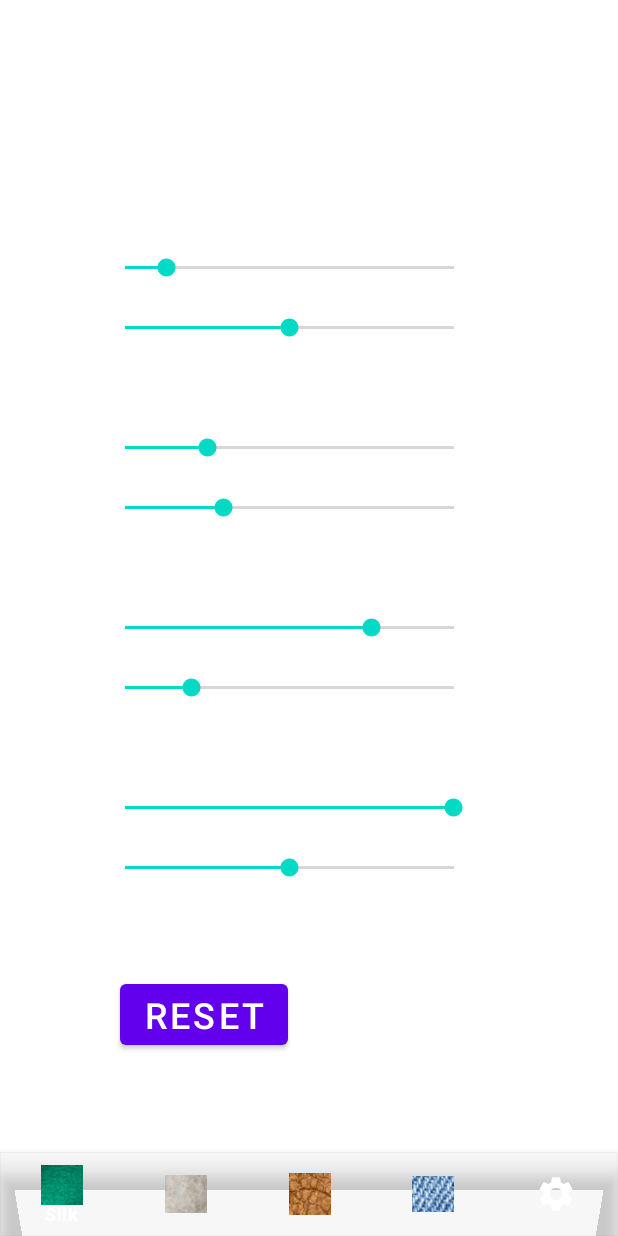
After one commit to tayloh/PhabricPhone, an Android app: the fragment SettingsFragment placed in its activity, on a phone screen of 412 x 824 dp. The commit adds this screen. Run offline under Robolectric (Android 15) with nearby library versions, the phone set to English and light mode, and no system bars.

Commit message:
Add settings view

```diff
--- a/app/src/main/java/com/haptx/app/DenimFragment.java
+++ b/app/src/main/java/com/haptx/app/DenimFragment.java
@@ -65,11 +65,6 @@ public class DenimFragment extends Fragment {
             mParam1 = getArguments().getString(ARG_PARAM1);
             mParam2 = getArguments().getString(ARG_PARAM2);
         }
-
-        Vibrator vibrator = (Vibrator) getActivity().getSystemService(Context.VIBRATOR_SERVICE);
-        mVibrationMaterial = new VibrationMaterial(
-                VibrationMaterial.DENIM_DISTANCE, VibrationMaterial.DENIM_LENGTH,
-                vibrator, this.getContext(), R.raw.test);
     }
 
     @Override
@@ -78,6 +73,11 @@ public class DenimFragment extends Fragment {
         // Inflate the layout for this fragment
         View rootView = inflater.inflate(R.layout.fragment_denim, container, false);
 
+        Vibrator vibrator = (Vibrator) getActivity().getSystemService(Context.VIBRATOR_SERVICE);
+        mVibrationMaterial = new VibrationMaterial(
+                VibrationMaterial.DENIM_DISTANCE, VibrationMaterial.DENIM_LENGTH,
+                vibrator, this.getContext(), R.raw.test);
+
         mMaterialSurface = (ImageButton) rootView.findViewById(R.id.textile_denim);
         mMaterialSurface.setOnTouchListener(mVibrationMaterial.getOnTouchVibrator());
 
--- a/app/src/main/java/com/haptx/app/LeatherFragment.java
+++ b/app/src/main/java/com/haptx/app/LeatherFragment.java
@@ -61,11 +61,6 @@ public class LeatherFragment extends Fragment {
             mParam1 = getArguments().getString(ARG_PARAM1);
             mParam2 = getArguments().getString(ARG_PARAM2);
         }
-
-        Vibrator vibrator = (Vibrator) getActivity().getSystemService(Context.VIBRATOR_SERVICE);
-        mVibrationMaterial = new VibrationMaterial(
-                VibrationMaterial.LEATHER_DISTANCE, VibrationMaterial.LEATHER_LENGTH,
-                vibrator, this.getContext(), R.raw.test);
     }
 
     @Override
@@ -74,6 +69,11 @@ public class LeatherFragment extends Fragment {
         // Inflate the layout for this fragment
         View rootView = inflater.inflate(R.layout.fragment_leather, container, false);
 
+        Vibrator vibrator = (Vibrator) getActivity().getSystemService(Context.VIBRATOR_SERVICE);
+        mVibrationMaterial = new VibrationMaterial(
+                VibrationMaterial.LEATHER_DISTANCE, VibrationMaterial.LEATHER_LENGTH,
+                vibrator, this.getContext(), R.raw.test);
+
         mMaterialSurface = (ImageButton) rootView.findViewById(R.id.textile_leather);
         mMaterialSurface.setOnTouchListener(mVibrationMaterial.getOnTouchVibrator());
 
--- a/app/src/main/java/com/haptx/app/MainActivity.java
+++ b/app/src/main/java/com/haptx/app/MainActivity.java
@@ -41,6 +41,9 @@ public class MainActivity extends AppCompatActivity {
                     replaceFragment(new DenimFragment());
                     break;
 
+                case R.id.settings:
+                    replaceFragment(new SettingsFragment());
+                    break;
             }
 
             return true;
--- /dev/null
+++ b/app/src/main/java/com/haptx/app/SettingsFragment.java
@@ -0,0 +1,267 @@
+package com.haptx.app;
+
+import android.os.Bundle;
+
+import androidx.fragment.app.Fragment;
+
+import android.view.LayoutInflater;
+import android.view.View;
+import android.view.ViewGroup;
+import android.widget.Button;
+import android.widget.SeekBar;
+import android.widget.TextView;
+
+/**
+ * A simple {@link Fragment} subclass.
+ * Use the {@link SettingsFragment#newInstance} factory method to
+ * create an instance of this fragment.
+ */
+public class SettingsFragment extends Fragment {
+
+    // TODO: Rename parameter arguments, choose names that match
+    // the fragment initialization parameters, e.g. ARG_ITEM_NUMBER
+    private static final String ARG_PARAM1 = "param1";
+    private static final String ARG_PARAM2 = "param2";
+
+    // TODO: Rename and change types of parameters
+    private String mParam1;
+    private String mParam2;
+
+    public SettingsFragment() {
+        // Required empty public constructor
+    }
+
+    /**
+     * Use this factory method to create a new instance of
+     * this fragment using the provided parameters.
+     *
+     * @param param1 Parameter 1.
+     * @param param2 Parameter 2.
+     * @return A new instance of fragment SettingsFragment.
+     */
+    // TODO: Rename and change types and number of parameters
+    public static SettingsFragment newInstance(String param1, String param2) {
+        SettingsFragment fragment = new SettingsFragment();
+        Bundle args = new Bundle();
+        args.putString(ARG_PARAM1, param1);
+        args.putString(ARG_PARAM2, param2);
+        fragment.setArguments(args);
+        return fragment;
+    }
+
+    @Override
+    public void onCreate(Bundle savedInstanceState) {
+        super.onCreate(savedInstanceState);
+        if (getArguments() != null) {
+            mParam1 = getArguments().getString(ARG_PARAM1);
+            mParam2 = getArguments().getString(ARG_PARAM2);
+        }
+    }
+
+    @Override
+    public View onCreateView(LayoutInflater inflater, ViewGroup container,
+                             Bundle savedInstanceState) {
+        // Inflate the layout for this fragment
+        View rootView = inflater.inflate(R.layout.fragment_settings, container, false);
+
+        // DENIM
+        SeekBar denimDistance = rootView.findViewById(R.id.denim_distance);
+        SeekBar denimLength = rootView.findViewById(R.id.denim_length);
+        denimDistance.setProgress((int) VibrationMaterial.DENIM_DISTANCE);
+        denimLength.setProgress((int) VibrationMaterial.DENIM_LENGTH);
+
+        TextView denimDistanceText = rootView.findViewById(R.id.denim_distance_text);
+        TextView denimLengthText = rootView.findViewById(R.id.denim_length_text);
+
+        denimDistanceText.setText("Distance: " + VibrationMaterial.DENIM_DISTANCE + " px");
+        denimLengthText.setText("Length: " + VibrationMaterial.DENIM_LENGTH + " ms");
+
+        denimDistance.setOnSeekBarChangeListener(new SeekBar.OnSeekBarChangeListener(){
+
+            @Override
+            public void onProgressChanged(SeekBar seekBar, int progress, boolean fromUser){
+                VibrationMaterial.DENIM_DISTANCE = progress;
+                denimDistanceText.setText("Distance: " + VibrationMaterial.DENIM_DISTANCE + " px");
+            }
+            @Override
+            public void onStartTrackingTouch(SeekBar seekBar){
+            }
+            @Override
+            public void onStopTrackingTouch(SeekBar seekBar){
+            }
+        });
+
+        denimLength.setOnSeekBarChangeListener(new SeekBar.OnSeekBarChangeListener(){
+
+            @Override
+            public void onProgressChanged(SeekBar seekBar, int progress, boolean fromUser){
+                VibrationMaterial.DENIM_LENGTH = progress;
+                denimLengthText.setText("Length: " + VibrationMaterial.DENIM_LENGTH + " ms");
+            }
+            @Override
+            public void onStartTrackingTouch(SeekBar seekBar){
+            }
+            @Override
+            public void onStopTrackingTouch(SeekBar seekBar){
+            }
+        });
+
+        // LEATHER
+        SeekBar leatherDistance = rootView.findViewById(R.id.leather_distance);
+        SeekBar leatherLength = rootView.findViewById(R.id.leather_length);
+        leatherDistance.setProgress((int) VibrationMaterial.LEATHER_DISTANCE);
+        leatherLength.setProgress((int) VibrationMaterial.LEATHER_LENGTH);
+
+        TextView leatherDistanceText = rootView.findViewById(R.id.leather_distance_text);
+        TextView leatherLengthText = rootView.findViewById(R.id.leather_length_text);
+
+        leatherDistanceText.setText("Distance: " + VibrationMaterial.LEATHER_DISTANCE + " px");
+        leatherLengthText.setText("Length: " + VibrationMaterial.LEATHER_LENGTH + " ms");
+
+        leatherDistance.setOnSeekBarChangeListener(new SeekBar.OnSeekBarChangeListener(){
+
+            @Override
+            public void onProgressChanged(SeekBar seekBar, int progress, boolean fromUser){
+                VibrationMaterial.LEATHER_DISTANCE = progress;
+                leatherDistanceText.setText("Distance: " + VibrationMaterial.LEATHER_DISTANCE + " px");
+            }
+            @Override
+            public void onStartTrackingTouch(SeekBar seekBar){
+            }
+            @Override
+            public void onStopTrackingTouch(SeekBar seekBar){
+            }
+        });
+
+        leatherLength.setOnSeekBarChangeListener(new SeekBar.OnSeekBarChangeListener(){
+
+            @Override
+            public void onProgressChanged(SeekBar seekBar, int progress, boolean fromUser){
+                VibrationMaterial.LEATHER_LENGTH = progress;
+                leatherLengthText.setText("Length: " + VibrationMaterial.LEATHER_LENGTH + " ms");
+            }
+            @Override
+            public void onStartTrackingTouch(SeekBar seekBar){
+            }
+            @Override
+            public void onStopTrackingTouch(SeekBar seekBar){
+            }
+        });
+
+        // SILK
+        SeekBar silkDistance = rootView.findViewById(R.id.silk_distance);
+        SeekBar silkLength = rootView.findViewById(R.id.silk_length);
+        silkDistance.setProgress((int) VibrationMaterial.SILK_DISTANCE);
+        silkLength.setProgress((int) VibrationMaterial.SILK_LENGTH);
+
+        TextView silkDistanceText = rootView.findViewById(R.id.silk_distance_text);
+        TextView silkLengthText = rootView.findViewById(R.id.silk_length_text);
+
+        silkDistanceText.setText("Distance: " + VibrationMaterial.SILK_DISTANCE + " px");
+        silkLengthText.setText("Length: " + VibrationMaterial.SILK_LENGTH + " ms");
+
+        silkDistance.setOnSeekBarChangeListener(new SeekBar.OnSeekBarChangeListener(){
+
+            @Override
+            public void onProgressChanged(SeekBar seekBar, int progress, boolean fromUser){
+                VibrationMaterial.SILK_DISTANCE = progress;
+                silkDistanceText.setText("Distance: " + VibrationMaterial.SILK_DISTANCE + " px");
+            }
+            @Override
+            public void onStartTrackingTouch(SeekBar seekBar){
+            }
+            @Override
+            public void onStopTrackingTouch(SeekBar seekBar){
+            }
+        });
+
+        silkLength.setOnSeekBarChangeListener(new SeekBar.OnSeekBarChangeListener(){
+
+            @Override
+            public void onProgressChanged(SeekBar seekBar, int progress, boolean fromUser){
+                VibrationMaterial.SILK_LENGTH = progress;
+                silkLengthText.setText("Length: " + VibrationMaterial.SILK_LENGTH + " ms");
+            }
+            @Override
+            public void onStartTrackingTouch(SeekBar seekBar){
+            }
+            @Override
+            public void onStopTrackingTouch(SeekBar seekBar){
+            }
+        });
+
+        // WOOL
+        SeekBar woolDistance = rootView.findViewById(R.id.wool_distance);
+        SeekBar woolLength = rootView.findViewById(R.id.wool_length);
+        woolDistance.setProgress((int) VibrationMaterial.WOOL_DISTANCE);
+        woolLength.setProgress((int) VibrationMaterial.WOOL_LENGTH);
+
+        TextView woolDistanceText = rootView.findViewById(R.id.wool_distance_text);
+        TextView woolLengthText = rootView.findViewById(R.id.wool_length_text);
+
+        woolDistanceText.setText("Distance: " + VibrationMaterial.WOOL_DISTANCE + " px");
+        woolLengthText.setText("Length: " + VibrationMaterial.WOOL_LENGTH + " ms");
+
+        woolDistance.setOnSeekBarChangeListener(new SeekBar.OnSeekBarChangeListener(){
+
+            @Override
+            public void onProgressChanged(SeekBar seekBar, int progress, boolean fromUser){
+                VibrationMaterial.WOOL_DISTANCE = progress;
+                woolDistanceText.setText("Distance: " + VibrationMaterial.WOOL_DISTANCE + " px");
+            }
+            @Override
+            public void onStartTrackingTouch(SeekBar seekBar){
+            }
+            @Override
+            public void onStopTrackingTouch(SeekBar seekBar){
+            }
+        });
+
+        woolLength.setOnSeekBarChangeListener(new SeekBar.OnSeekBarChangeListener(){
+
+            @Override
+            public void onProgressChanged(SeekBar seekBar, int progress, boolean fromUser){
+                VibrationMaterial.WOOL_LENGTH = progress;
+                woolLengthText.setText("Length: " + VibrationMaterial.WOOL_LENGTH + " ms");
+            }
+            @Override
+            public void onStartTrackingTouch(SeekBar seekBar){
+            }
+            @Override
+            public void onStopTrackingTouch(SeekBar seekBar){
+            }
+        });
+
+
+        // Reset button
+        Button resetButton = rootView.findViewById(R.id.reset_button);
+        resetButton.setOnClickListener(new View.OnClickListener() {
+            @Override
+            public void onClick(View view) {
+                VibrationMaterial.resetVibrationMaterialSettings();
+
+                leatherDistanceText.setText("Distance: " + VibrationMaterial.LEATHER_DISTANCE + " px");
+                leatherLengthText.setText("Length: " + VibrationMaterial.LEATHER_LENGTH + " ms");
+                leatherDistance.setProgress((int) VibrationMaterial.LEATHER_DISTANCE);
+                leatherLength.setProgress((int) VibrationMaterial.LEATHER_LENGTH);
+
+                denimDistanceText.setText("Distance: " + VibrationMaterial.DENIM_DISTANCE + " px");
+                denimLengthText.setText("Length: " + VibrationMaterial.DENIM_LENGTH + " ms");
+                denimDistance.setProgress((int) VibrationMaterial.DENIM_DISTANCE);
+                denimLength.setProgress((int) VibrationMaterial.DENIM_LENGTH);
+
+                silkDistanceText.setText("Distance: " + VibrationMaterial.SILK_DISTANCE + " px");
+                silkLengthText.setText("Length: " + VibrationMaterial.SILK_LENGTH + " ms");
+                silkDistance.setProgress((int) VibrationMaterial.SILK_DISTANCE);
+                silkLength.setProgress((int) VibrationMaterial.SILK_LENGTH);
+
+                woolDistanceText.setText("Distance: " + VibrationMaterial.WOOL_DISTANCE + " px");
+                woolLengthText.setText("Length: " + VibrationMaterial.WOOL_LENGTH + " ms");
+                woolDistance.setProgress((int) VibrationMaterial.WOOL_DISTANCE);
+                woolLength.setProgress((int) VibrationMaterial.WOOL_LENGTH);
+            }
+        });
+
+        return rootView;
+    }
+}
--- a/app/src/main/java/com/haptx/app/SilkFragment.java
+++ b/app/src/main/java/com/haptx/app/SilkFragment.java
@@ -65,11 +65,6 @@ public class SilkFragment extends Fragment {
             mParam1 = getArguments().getString(ARG_PARAM1);
             mParam2 = getArguments().getString(ARG_PARAM2);
         }
-
-        Vibrator vibrator = (Vibrator) getActivity().getSystemService(Context.VIBRATOR_SERVICE);
-        mVibrationMaterial = new VibrationMaterial(
-                VibrationMaterial.SILK_DISTANCE, VibrationMaterial.SILK_LENGTH,
-                vibrator, this.getContext(), R.raw.test);
     }
 
     @Override
@@ -78,6 +73,11 @@ public class SilkFragment extends Fragment {
         // Inflate the layout for this fragment
         View rootView = inflater.inflate(R.layout.fragment_silk, container, false);
 
+        Vibrator vibrator = (Vibrator) getActivity().getSystemService(Context.VIBRATOR_SERVICE);
+        mVibrationMaterial = new VibrationMaterial(
+                VibrationMaterial.SILK_DISTANCE, VibrationMaterial.SILK_LENGTH,
+                vibrator, this.getContext(), R.raw.test);
+
         mMaterialSurface = (ImageButton) rootView.findViewById(R.id.textile_silk);
         mMaterialSurface.setOnTouchListener(mVibrationMaterial.getOnTouchVibrator());
 
--- a/app/src/main/java/com/haptx/app/VibrationMaterial.java
+++ b/app/src/main/java/com/haptx/app/VibrationMaterial.java
@@ -29,6 +29,17 @@ public class VibrationMaterial {
     private MediaPlayer mMediaPlayer;
 
     private View.OnTouchListener mOnTouchVibrator;
+
+    public static void resetVibrationMaterialSettings() {
+        WOOL_DISTANCE = 200;
+        WOOL_LENGTH = 100;
+        SILK_DISTANCE = 150;
+        SILK_LENGTH = 40;
+        LEATHER_DISTANCE = 50;
+        LEATHER_LENGTH = 60;
+        DENIM_DISTANCE = 25;
+        DENIM_LENGTH = 100;
+    }
 
     public VibrationMaterial(float vibrDistance, int vibrLength, Vibrator vibrator,
                              Context mediaContext, int audioFile) {
--- a/app/src/main/java/com/haptx/app/WoolFragment.java
+++ b/app/src/main/java/com/haptx/app/WoolFragment.java
@@ -63,11 +63,6 @@ public class WoolFragment extends Fragment {
             mParam1 = getArguments().getString(ARG_PARAM1);
             mParam2 = getArguments().getString(ARG_PARAM2);
         }
-
-        Vibrator vibrator = (Vibrator) getActivity().getSystemService(Context.VIBRATOR_SERVICE);
-        mVibrationMaterial = new VibrationMaterial(
-                VibrationMaterial.WOOL_DISTANCE, VibrationMaterial.WOOL_LENGTH,
-                vibrator, this.getContext(), R.raw.test);
     }
 
     @Override
@@ -76,6 +71,11 @@ public class WoolFragment extends Fragment {
         // Inflate the layout for this fragment
         View rootView = inflater.inflate(R.layout.fragment_wool, container, false);
 
+        Vibrator vibrator = (Vibrator) getActivity().getSystemService(Context.VIBRATOR_SERVICE);
+        mVibrationMaterial = new VibrationMaterial(
+                VibrationMaterial.WOOL_DISTANCE, VibrationMaterial.WOOL_LENGTH,
+                vibrator, this.getContext(), R.raw.test);
+
         mMaterialSurface = (ImageButton) rootView.findViewById(R.id.textile_wool);
         mMaterialSurface.setOnTouchListener(mVibrationMaterial.getOnTouchVibrator());
 
--- /dev/null
+++ b/app/src/main/res/drawable/ic_baseline_settings_24.xml
@@ -0,0 +1,10 @@
+<vector xmlns:android="http://schemas.android.com/apk/res/android"
+    android:width="24dp"
+    android:height="24dp"
+    android:viewportWidth="24"
+    android:viewportHeight="24"
+    android:tint="?attr/colorControlNormal">
+  <path
+      android:fillColor="@android:color/white"
+      android:pathData="M19.14,12.94c0.04,-0.3 0.06,-0.61 0.06,-0.94c0,-0.32 -0.02,-0.64 -0.07,-0.94l2.03,-1.58c0.18,-0.14 0.23,-0.41 0.12,-0.61l-1.92,-3.32c-0.12,-0.22 -0.37,-0.29 -0.59,-0.22l-2.39,0.96c-0.5,-0.38 -1.03,-0.7 -1.62,-0.94L14.4,2.81c-0.04,-0.24 -0.24,-0.41 -0.48,-0.41h-3.84c-0.24,0 -0.43,0.17 -0.47,0.41L9.25,5.35C8.66,5.59 8.12,5.92 7.63,6.29L5.24,5.33c-0.22,-0.08 -0.47,0 -0.59,0.22L2.74,8.87C2.62,9.08 2.66,9.34 2.86,9.48l2.03,1.58C4.84,11.36 4.8,11.69 4.8,12s0.02,0.64 0.07,0.94l-2.03,1.58c-0.18,0.14 -0.23,0.41 -0.12,0.61l1.92,3.32c0.12,0.22 0.37,0.29 0.59,0.22l2.39,-0.96c0.5,0.38 1.03,0.7 1.62,0.94l0.36,2.54c0.05,0.24 0.24,0.41 0.48,0.41h3.84c0.24,0 0.44,-0.17 0.47,-0.41l0.36,-2.54c0.59,-0.24 1.13,-0.56 1.62,-0.94l2.39,0.96c0.22,0.08 0.47,0 0.59,-0.22l1.92,-3.32c0.12,-0.22 0.07,-0.47 -0.12,-0.61L19.14,12.94zM12,15.6c-1.98,0 -3.6,-1.62 -3.6,-3.6s1.62,-3.6 3.6,-3.6s3.6,1.62 3.6,3.6S13.98,15.6 12,15.6z"/>
+</vector>
--- /dev/null
+++ b/app/src/main/res/layout/fragment_settings.xml
@@ -0,0 +1,224 @@
+<?xml version="1.0" encoding="utf-8"?>
+<FrameLayout xmlns:android="http://schemas.android.com/apk/res/android"
+    xmlns:tools="http://schemas.android.com/tools"
+    android:layout_width="match_parent"
+    android:layout_height="match_parent"
+    tools:context=".SettingsFragment">
+
+    <TextView
+        android:id="@+id/section_label"
+        android:layout_width="wrap_content"
+        android:layout_height="wrap_content"
+        android:layout_marginTop="20dp"
+        android:layout_marginLeft="20dp"
+        android:text="Settings"
+        android:textSize="38dp"
+        android:textColor="@color/white"
+        tools:layout_constraintLeft_creator="1"
+        tools:layout_constraintTop_creator="1" />
+
+
+    <TextView
+        android:layout_width="wrap_content"
+        android:layout_height="wrap_content"
+        android:layout_marginTop="120dp"
+        android:layout_marginLeft="20dp"
+        android:text="Denim"
+        android:textSize="18dp"
+        android:textColor="@color/white" />
+
+
+    <TextView
+        android:id="@+id/denim_distance_text"
+        android:layout_width="wrap_content"
+        android:layout_height="wrap_content"
+        android:layout_marginStart="90dp"
+        android:layout_marginTop="150dp"
+        android:text="Length: 10"
+        android:textSize="14dp"
+        android:textColor="@color/white" />
+
+    <SeekBar
+        android:id="@+id/denim_distance"
+        android:max="200"
+        android:layout_width="251dp"
+        android:layout_height="37dp"
+        android:layout_marginStart="67dp"
+        android:layout_marginTop="160dp"/>
+
+
+    <TextView
+        android:id="@+id/denim_length_text"
+        android:layout_width="wrap_content"
+        android:layout_height="wrap_content"
+        android:layout_marginStart="90dp"
+        android:layout_marginTop="190dp"
+        android:text="Length: 10"
+        android:textSize="14dp"
+        android:textColor="@color/white" />
+
+    <SeekBar
+        android:id="@+id/denim_length"
+        android:max="200"
+        android:layout_width="251dp"
+        android:layout_height="37dp"
+        android:layout_marginStart="67dp"
+        android:layout_marginTop="200dp"/>
+
+
+    <TextView
+        android:layout_width="wrap_content"
+        android:layout_height="wrap_content"
+        android:layout_marginTop="240dp"
+        android:layout_marginLeft="20dp"
+        android:text="Leather"
+        android:textSize="18dp"
+        android:textColor="@color/white" />
+
+
+    <TextView
+        android:id="@+id/leather_distance_text"
+        android:layout_width="wrap_content"
+        android:layout_height="wrap_content"
+        android:layout_marginStart="90dp"
+        android:layout_marginTop="270dp"
+        android:text="Length: 10"
+        android:textSize="14dp"
+        android:textColor="@color/white" />
+
+    <SeekBar
+        android:id="@+id/leather_distance"
+        android:max="200"
+        android:layout_width="251dp"
+        android:layout_height="37dp"
+        android:layout_marginStart="67dp"
+        android:layout_marginTop="280dp"/>
+
+
+    <TextView
+        android:id="@+id/leather_length_text"
+        android:layout_width="wrap_content"
+        android:layout_height="wrap_content"
+        android:layout_marginStart="90dp"
+        android:layout_marginTop="310dp"
+        android:text="Length: 10"
+        android:textSize="14dp"
+        android:textColor="@color/white" />
+
+    <SeekBar
+        android:id="@+id/leather_length"
+        android:max="200"
+        android:layout_width="251dp"
+        android:layout_height="37dp"
+        android:layout_marginStart="67dp"
+        android:layout_marginTop="320dp"/>
+
+
+    <TextView
+        android:layout_width="wrap_content"
+        android:layout_height="wrap_content"
+        android:layout_marginTop="360dp"
+        android:layout_marginLeft="20dp"
+        android:text="Silk"
+        android:textSize="18dp"
+        android:textColor="@color/white" />
+
+
+    <TextView
+        android:id="@+id/silk_distance_text"
+        android:layout_width="wrap_content"
+        android:layout_height="wrap_content"
+        android:layout_marginStart="90dp"
+        android:layout_marginTop="390dp"
+        android:text="Length: 10"
+        android:textSize="14dp"
+        android:textColor="@color/white" />
+
+    <SeekBar
+        android:id="@+id/silk_distance"
+        android:max="200"
+        android:layout_width="251dp"
+        android:layout_height="37dp"
+        android:layout_marginStart="67dp"
+        android:layout_marginTop="400dp"/>
+
+
+    <TextView
+        android:id="@+id/silk_length_text"
+        android:layout_width="wrap_content"
+        android:layout_height="wrap_content"
+        android:layout_marginStart="90dp"
+        android:layout_marginTop="430dp"
+        android:text="Length: 10"
+        android:textSize="14dp"
+        android:textColor="@color/white" />
+
+    <SeekBar
+        android:id="@+id/silk_length"
+        android:max="200"
+        android:layout_width="251dp"
+        android:layout_height="37dp"
+        android:layout_marginStart="67dp"
+        android:layout_marginTop="440dp"/>
+
+
+
+    <TextView
+        android:layout_width="wrap_content"
+        android:layout_height="wrap_content"
+        android:layout_marginTop="480dp"
+        android:layout_marginLeft="20dp"
+        android:text="Wool"
+        android:textSize="18dp"
+        android:textColor="@color/white" />
+
+
+    <TextView
+        android:id="@+id/wool_distance_text"
+        android:layout_width="wrap_content"
+        android:layout_height="wrap_content"
+        android:layout_marginStart="90dp"
+        android:layout_marginTop="510dp"
+        android:text="Distance: 10"
+        android:textSize="14dp"
+        android:textColor="@color/white" />
+
+    <SeekBar
+        android:id="@+id/wool_distance"
+        android:max="200"
+        android:layout_width="251dp"
+        android:layout_height="37dp"
+        android:layout_marginStart="67dp"
+        android:layout_marginTop="520dp"/>
+
+
+    <TextView
+        android:id="@+id/wool_length_text"
+        android:layout_width="wrap_content"
+        android:layout_height="wrap_content"
+        android:layout_marginStart="90dp"
+        android:layout_marginTop="550dp"
+        android:text="Length: 10"
+        android:textSize="14dp"
+        android:textColor="@color/white" />
+
+    <SeekBar
+        android:id="@+id/wool_length"
+        android:max="200"
+        android:layout_width="251dp"
+        android:layout_height="37dp"
+        android:layout_marginStart="67dp"
+        android:layout_marginTop="560dp"/>
+
+    <Button
+        android:id="@+id/reset_button"
+        android:layout_width="wrap_content"
+        android:layout_height="wrap_content"
+        android:text="Reset"
+        android:textColor="@color/white"
+        android:textSize="24dp"
+        android:layout_marginTop="650dp"
+        android:layout_marginLeft="80dp" />
+
+
+</FrameLayout>
--- a/app/src/main/res/menu/bottom_nav_menu.xml
+++ b/app/src/main/res/menu/bottom_nav_menu.xml
@@ -17,5 +17,9 @@
         android:id="@+id/textile4"
         android:icon="@drawable/denim_icon"
         android:title="Denim" />
+    <item
+        android:id="@+id/settings"
+        android:icon="@drawable/ic_baseline_settings_24"
+        android:title="Settings" />
 
 </menu>
```
